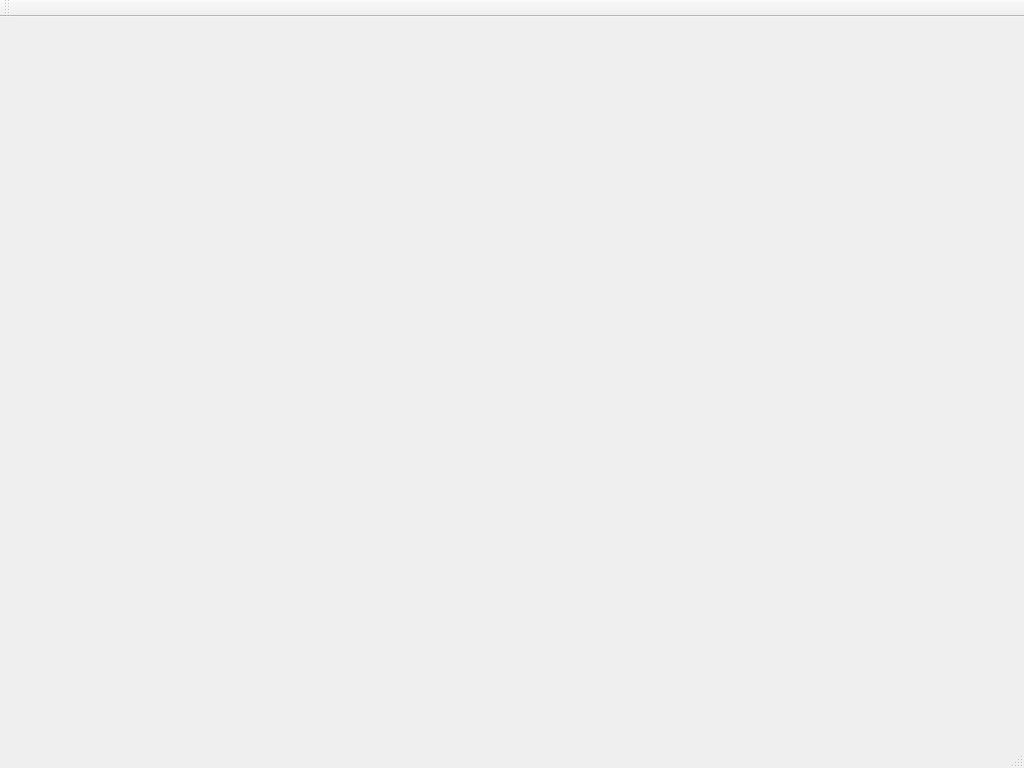
This is obf-viewer/mainwindow.ui in osmandapp/OsmAnd-tools as Qt 5 draws it before an edit. The edited form follows.
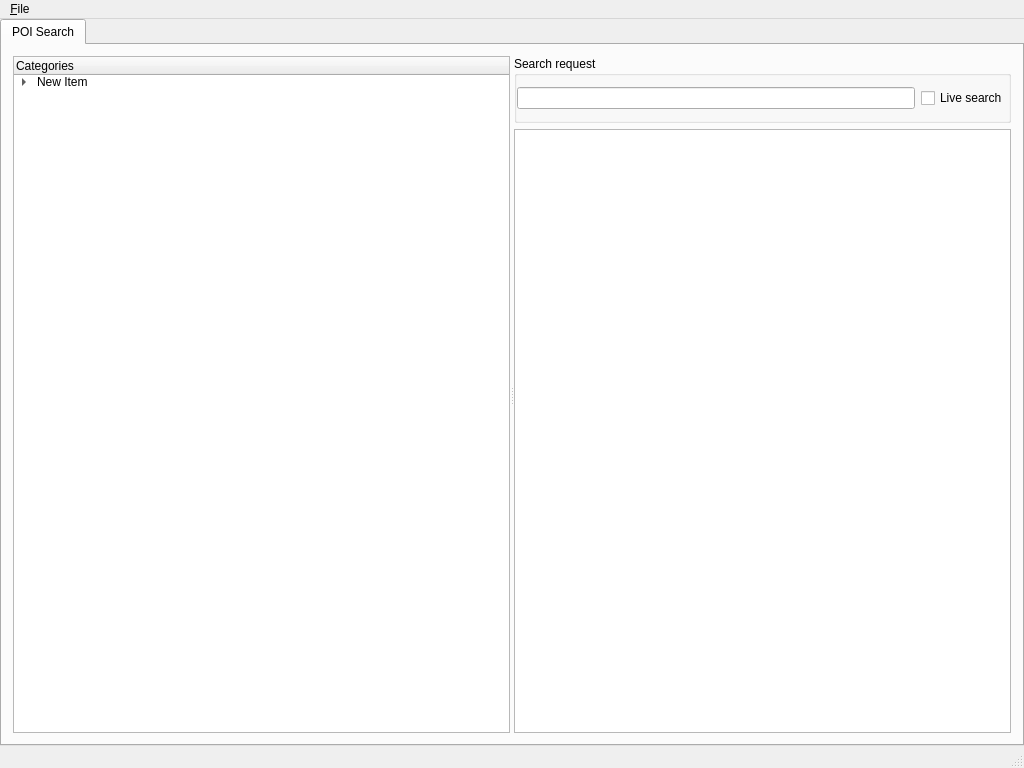
This is the edited form.

Diff of the .ui file:
```diff
--- a/obf-viewer/mainwindow.ui
+++ b/obf-viewer/mainwindow.ui
@@ -13,7 +13,127 @@
   <property name="windowTitle">
    <string>MainWindow</string>
   </property>
-  <widget class="QWidget" name="centralWidget"/>
+  <widget class="QWidget" name="centralWidget">
+   <layout class="QVBoxLayout">
+    <property name="spacing">
+     <number>0</number>
+    </property>
+    <property name="leftMargin">
+     <number>0</number>
+    </property>
+    <property name="topMargin">
+     <number>0</number>
+    </property>
+    <property name="rightMargin">
+     <number>0</number>
+    </property>
+    <property name="bottomMargin">
+     <number>0</number>
+    </property>
+    <item>
+     <widget class="QTabWidget" name="tabs">
+      <property name="currentIndex">
+       <number>0</number>
+      </property>
+      <widget class="QWidget" name="poiSearch">
+       <attribute name="title">
+        <string>POI Search</string>
+       </attribute>
+       <layout class="QVBoxLayout" name="verticalLayout">
+        <item>
+         <widget class="QSplitter" name="splitter">
+          <property name="frameShadow">
+           <enum>QFrame::Plain</enum>
+          </property>
+          <property name="orientation">
+           <enum>Qt::Horizontal</enum>
+          </property>
+          <widget class="QTreeWidget" name="poiSearchCategories">
+           <property name="styleSheet">
+            <string notr="true"/>
+           </property>
+           <column>
+            <property name="text">
+             <string notr="true">Categories</string>
+            </property>
+           </column>
+           <item>
+            <property name="text">
+             <string>New Item</string>
+            </property>
+            <item>
+             <property name="text">
+              <string>New Subitem</string>
+             </property>
+            </item>
+            <item>
+             <property name="text">
+              <string>New Item</string>
+             </property>
+            </item>
+            <item>
+             <property name="text">
+              <string>New Item</string>
+             </property>
+            </item>
+           </item>
+          </widget>
+          <widget class="QWidget" name="widget" native="true">
+           <layout class="QVBoxLayout" name="verticalLayout_2">
+            <property name="leftMargin">
+             <number>0</number>
+            </property>
+            <property name="topMargin">
+             <number>0</number>
+            </property>
+            <property name="rightMargin">
+             <number>0</number>
+            </property>
+            <property name="bottomMargin">
+             <number>0</number>
+            </property>
+            <item>
+             <widget class="QGroupBox" name="groupBox">
+              <property name="title">
+               <string>Search request</string>
+              </property>
+              <layout class="QHBoxLayout" name="horizontalLayout_2">
+               <property name="leftMargin">
+                <number>0</number>
+               </property>
+               <property name="rightMargin">
+                <number>0</number>
+               </property>
+               <item>
+                <layout class="QHBoxLayout" name="horizontalLayout">
+                 <item>
+                  <widget class="QLineEdit" name="poiSearchQuery"/>
+                 </item>
+                 <item>
+                  <widget class="QCheckBox" name="isPoiSearchLive">
+                   <property name="text">
+                    <string>Live search</string>
+                   </property>
+                  </widget>
+                 </item>
+                </layout>
+               </item>
+              </layout>
+             </widget>
+            </item>
+            <item>
+             <widget class="QListWidget" name="poiSearchResults"/>
+            </item>
+           </layout>
+          </widget>
+         </widget>
+        </item>
+       </layout>
+      </widget>
+     </widget>
+    </item>
+   </layout>
+  </widget>
   <widget class="QMenuBar" name="menuBar">
    <property name="geometry">
     <rect>
@@ -23,14 +143,16 @@
      <height>21</height>
     </rect>
    </property>
-  </widget>
-  <widget class="QToolBar" name="mainToolBar">
-   <attribute name="toolBarArea">
-    <enum>TopToolBarArea</enum>
-   </attribute>
-   <attribute name="toolBarBreak">
-    <bool>false</bool>
-   </attribute>
+   <widget class="QMenu" name="menu_File">
+    <property name="title">
+     <string>&amp;File</string>
+    </property>
+    <addaction name="actionOpen"/>
+    <addaction name="actionClose"/>
+    <addaction name="separator"/>
+    <addaction name="actionExit"/>
+   </widget>
+   <addaction name="menu_File"/>
   </widget>
   <widget class="QStatusBar" name="statusBar"/>
  </widget>
```
Left out of the diff: 17 changed lines with no effect on the pictures.
